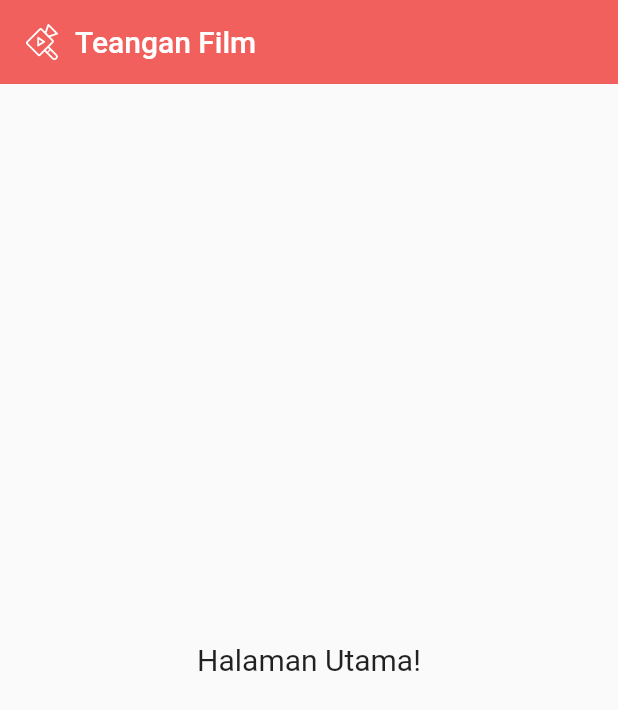
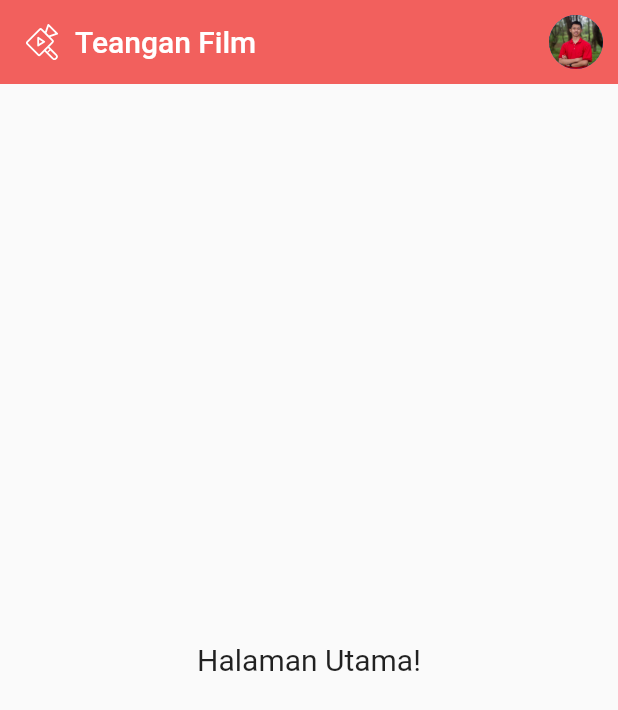
Before and after one commit to rizalarfiyan/teangan-film-mobile, a Flutter app: the screen it shows after launch, on a phone screen of 412 x 824 dp. Shown: the top 710 px of the screen. Run offline on Flutter 3.47's test engine with Material 2 defaults, Android fonts, the phone set to English and light mode, and no system bars; our stand-ins replace flutter_dotenv, flutter_svg, get.

Commit message:
feat: add image avatar in action home page

```diff
--- a/lib/app/modules/home/views/home_view.dart
+++ b/lib/app/modules/home/views/home_view.dart
@@ -25,6 +25,24 @@ class HomeView extends GetView<HomeController> {
             const Text('Teangan Film'),
           ],
         ),
+        actions: [
+          Column(
+            mainAxisAlignment: MainAxisAlignment.center,
+            children: [
+              Container(
+                margin: const EdgeInsets.only(
+                  right: 10,
+                ),
+                width: 36,
+                height: 36,
+                child: CircleAvatar(
+                  radius: 10,
+                  backgroundImage: AssetImage(Images.userAvatar),
+                ),
+              ),
+            ],
+          )
+        ],
         backgroundColor: ColorItem.red,
         elevation: 0,
       ),
--- a/lib/app/resources/global/images.dart
+++ b/lib/app/resources/global/images.dart
@@ -1,5 +1,9 @@
 class Images {
+  //* Logo
   static String logo = assetPath('logo/main.svg');
+
+  //* Images
+  static String userAvatar = assetPath('images/rizal.jpg');
 
   static String assetPath(
     String assetName, {
--- a/lib/app/resources/widgets/splash_screen.dart
+++ b/lib/app/resources/widgets/splash_screen.dart
@@ -13,7 +13,7 @@ class SplashScreen extends StatelessWidget {
       home: Scaffold(
         body: SafeArea(
           child: Container(
-            color: Colors.red,
+            color: ColorItem.red,
             child: Center(
               child: Column(
                 mainAxisAlignment: MainAxisAlignment.center,
--- a/pubspec.yaml
+++ b/pubspec.yaml
@@ -23,3 +23,4 @@ flutter:
   assets:
     - .env
     - lib/app/resources/assets/logo/
+    - lib/app/resources/assets/images/
```
Also changed, not shown: lib/app/resources/assets/images/rizal.jpg (added).
